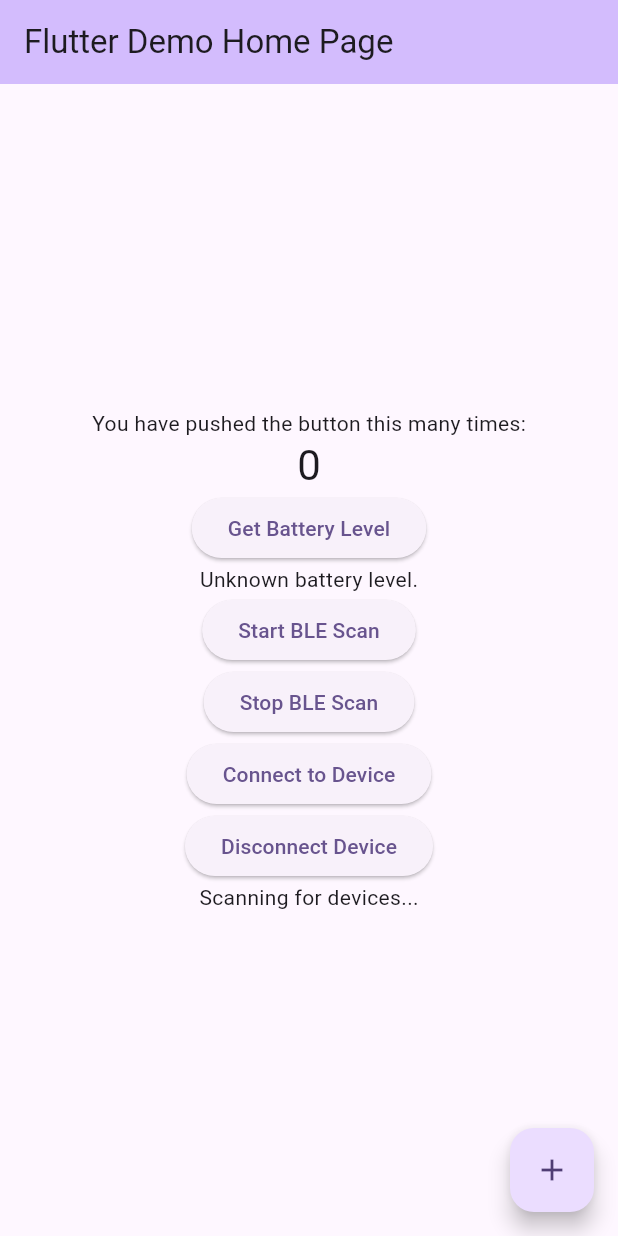
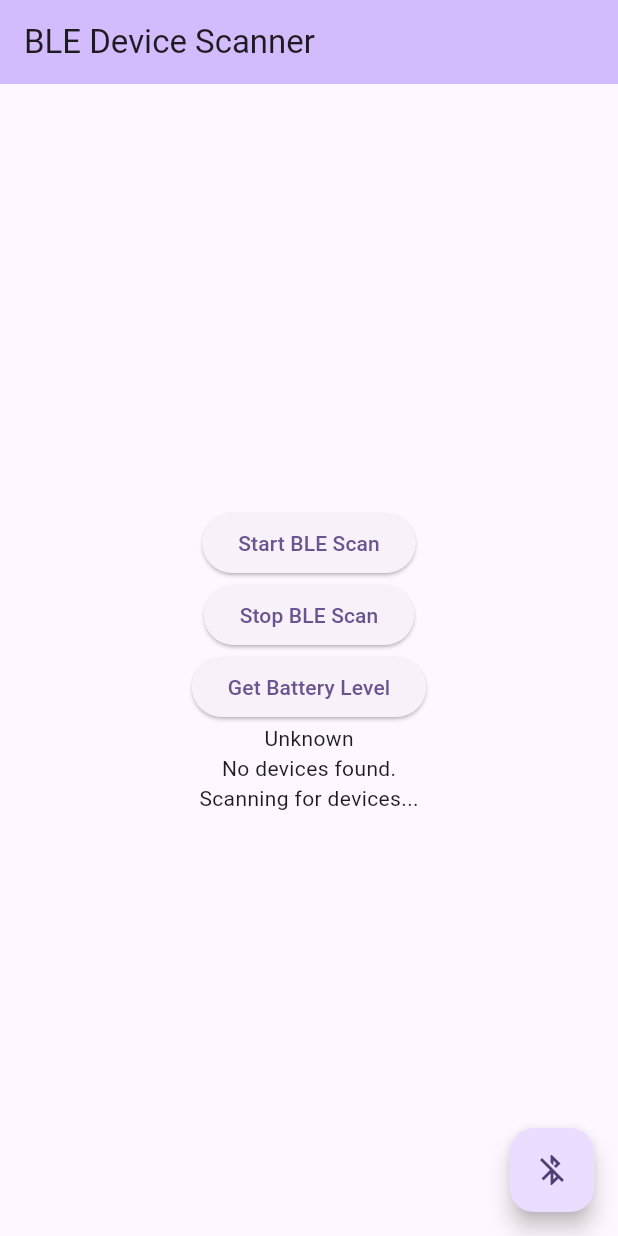
Before and after one commit to SafeGauge-Knowledge-Base/machine_inspection_camera, a Flutter app: the MyHomePage screen opened directly, after a tap on "Start BLE Scan", on a phone screen of 412 x 824 dp. Run offline on Flutter 3.47's test engine with Material 3 defaults, Android fonts, the light colour scheme and no system bars.

Commit message:
bluetooth scan but does not connect

```diff
--- a/lib/main.dart
+++ b/lib/main.dart
@@ -14,12 +14,12 @@
   @override
   Widget build(BuildContext context) {
     return MaterialApp(
-      title: 'Flutter Demo',
+      title: 'Flutter BLE Demo',
       theme: ThemeData(
         colorScheme: ColorScheme.fromSeed(seedColor: Colors.deepPurple),
         useMaterial3: true,
       ),
-      home: const MyHomePage(title: 'Flutter Demo Home Page'),
+      home: const MyHomePage(title: 'BLE Device Scanner'),
     );
   }
 }
@@ -34,29 +34,9 @@
 }
 
 class _MyHomePageState extends State<MyHomePage> {
-  int _counter = 0;
-  String _bleStatus = 'BLE Status: Idle';
-  String _batteryLevel = 'Unknown battery level.';
-
-  void _incrementCounter() {
-    setState(() {
-      _counter++;
-    });
-  }
-
-  Future<void> _getBatteryLevel() async {
-    String batteryLevel;
-    try {
-      final int? result = await platform.invokeMethod('getBatteryLevel');
-      batteryLevel = 'Battery level at $result%.';
-    } on PlatformException catch (e) {
-      batteryLevel = "Failed to get battery level: '${e.message}'.";
-    }
-
-    setState(() {
-      _batteryLevel = batteryLevel;
-    });
-  }
+  List<String> _devices = [];
+  String _bleStatus = 'Idle';
+  String _batteryLevel = 'Unknown';
 
   Future<void> _startBleScan() async {
     try {
@@ -64,6 +44,7 @@
       setState(() {
         _bleStatus = 'Scanning for devices...';
       });
+      _getScannedDevices();
     } on PlatformException catch (e) {
       setState(() {
         _bleStatus = "Failed to start scan: '${e.message}'.";
@@ -84,11 +65,25 @@
     }
   }
 
-  Future<void> _connectToDevice(String deviceName) async {
+  Future<void> _getScannedDevices() async {
     try {
-      await platform.invokeMethod('connectBle', {'deviceName': deviceName});
+      final List<dynamic> devices =
+          await platform.invokeMethod('getScannedDevices');
       setState(() {
-        _bleStatus = 'Connecting to $deviceName...';
+        _devices = devices.cast<String>();
+      });
+    } on PlatformException catch (e) {
+      setState(() {
+        _bleStatus = "Failed to get devices: '${e.message}'.";
+      });
+    }
+  }
+
+  Future<void> _connectToDevice(String deviceId) async {
+    try {
+      await platform.invokeMethod('connectBle', {'deviceId': deviceId});
+      setState(() {
+        _bleStatus = 'Connecting to $deviceId...';
       });
     } on PlatformException catch (e) {
       setState(() {
@@ -110,6 +105,19 @@
     }
   }
 
+  Future<void> _getBatteryLevel() async {
+    try {
+      final int result = await platform.invokeMethod('getBatteryLevel');
+      setState(() {
+        _batteryLevel = 'Battery Level: $result%';
+      });
+    } on PlatformException catch (e) {
+      setState(() {
+        _batteryLevel = "Failed to get battery level: '${e.message}'.";
+      });
+    }
+  }
+
   @override
   Widget build(BuildContext context) {
     return Scaffold(
@@ -121,16 +129,6 @@
         child: Column(
           mainAxisAlignment: MainAxisAlignment.center,
           children: <Widget>[
-            const Text('You have pushed the button this many times:'),
-            Text(
-              '$_counter',
-              style: Theme.of(context).textTheme.headlineMedium,
-            ),
-            ElevatedButton(
-              onPressed: _getBatteryLevel,
-              child: const Text('Get Battery Level'),
-            ),
-            Text(_batteryLevel),
             ElevatedButton(
               onPressed: _startBleScan,
               child: const Text('Start BLE Scan'),
@@ -140,21 +138,37 @@
               child: const Text('Stop BLE Scan'),
             ),
             ElevatedButton(
-              onPressed: () => _connectToDevice("YourDeviceName"),
-              child: const Text('Connect to Device'),
+              onPressed: _getBatteryLevel,
+              child: const Text('Get Battery Level'),
             ),
-            ElevatedButton(
-              onPressed: _disconnectDevice,
-              child: const Text('Disconnect Device'),
-            ),
+            Text(_batteryLevel),
+            if (_devices.isNotEmpty)
+              Expanded(
+                child: ListView.builder(
+                  itemCount: _devices.length,
+                  itemBuilder: (context, index) {
+                    final device = _devices[index];
+                    return ListTile(
+                      title: Text(device),
+                      onTap: () {
+                        final parts = device.split(' ');
+                        final deviceId =
+                            parts.last.replaceAll('(', '').replaceAll(')', '');
+                        _connectToDevice(deviceId);
+                      },
+                    );
+                  },
+                ),
+              ),
+            if (_devices.isEmpty) const Text('No devices found.'),
             Text(_bleStatus),
           ],
         ),
       ),
       floatingActionButton: FloatingActionButton(
-        onPressed: _incrementCounter,
-        tooltip: 'Increment',
-        child: const Icon(Icons.add),
+        onPressed: _disconnectDevice,
+        tooltip: 'Disconnect',
+        child: const Icon(Icons.bluetooth_disabled),
       ),
     );
   }
```
Also changed, not shown: 1 other file.
